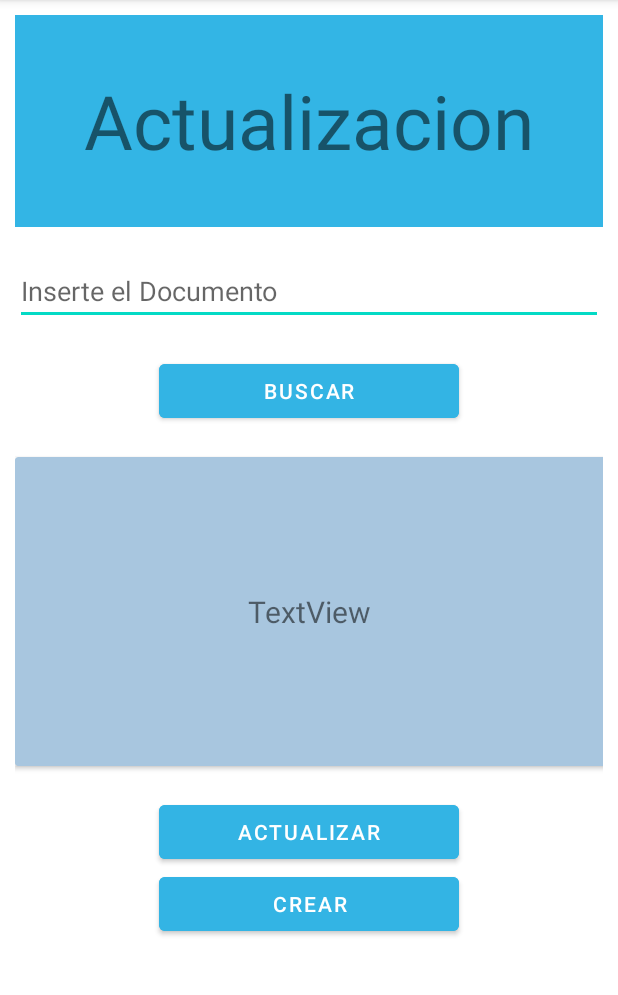
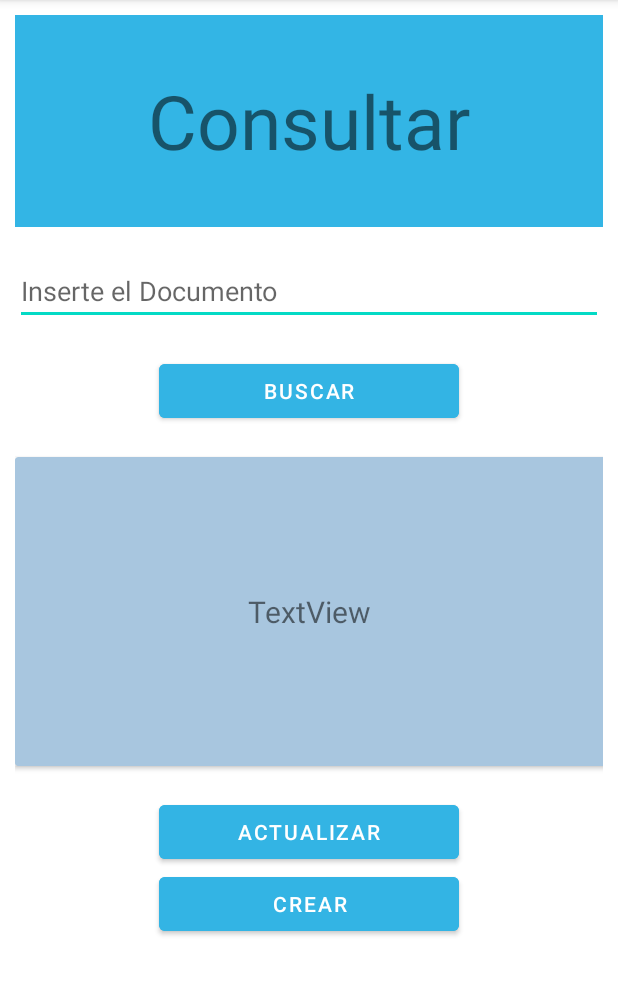
Before and after one commit to v4roah1994/Service, an Android app: the screen it shows after launch (MainActivity), after a tap on "BUSCAR", on a phone screen of 412 x 824 dp, the part 84-1079 px from its top. Run offline under Robolectric (Android 15) with nearby library versions, the phone set to English and light mode, and no system bars.

```diff
--- a/app/src/main/java/com/example/buscadorpersonas/MainActivity.java
+++ b/app/src/main/java/com/example/buscadorpersonas/MainActivity.java
@@ -3,10 +3,12 @@ package com.example.buscadorpersonas;
 import androidx.appcompat.app.AppCompatActivity;
 
 import android.annotation.SuppressLint;
+import android.content.Intent;
 import android.os.Bundle;
 import android.widget.Button;
 import android.widget.EditText;
 import android.widget.TextView;
+import android.widget.Toast;
 
 import com.example.buscadorpersonas.services.InfoServices;
 import com.example.buscadorpersonas.services.dataResponse.InfoResponse;
@@ -18,7 +20,7 @@ import retrofit2.Response;
 public class MainActivity extends AppCompatActivity {
 
     EditText  txtDocumento;
-    Button btnBuscar;
+    Button btnBuscar,btnActualizar, btnCrear;
     TextView txtMostar;
 
     @SuppressLint("MissingInflatedId")
@@ -30,11 +32,26 @@ public class MainActivity extends AppCompatActivity {
         txtDocumento = findViewById(R.id.eTxtDocumentoB);
         btnBuscar = findViewById(R.id.btnBuscar);
         txtMostar = findViewById(R.id.txtVMostrar);
+        btnActualizar = findViewById(R.id.btnActualizar);
+        btnCrear = findViewById(R.id.btnCrear);
+
 
         btnBuscar.setOnClickListener(view -> {
+            if (txtDocumento.getText().toString().isEmpty()){
+                Toast.makeText(this, "Ingrese el documento para la consulta", Toast.LENGTH_LONG).show();
+            }else{
+                consultar();
+            }
 
-            Consulta();
 
+        });
+
+        btnActualizar.setOnClickListener(view -> {
+            actualizar();
+        });
+
+        btnCrear.setOnClickListener(view -> {
+            crear();
         });
 
 
@@ -43,7 +60,7 @@ public class MainActivity extends AppCompatActivity {
 
     }
 
-    private void Consulta() {
+    private void consultar() {
 
         Call<InfoResponse> respInfo = (new InfoServices()).getInfoService();
         respInfo.enqueue(new Callback<InfoResponse>() {
@@ -51,8 +68,6 @@ public class MainActivity extends AppCompatActivity {
             public void onResponse(Call<InfoResponse> call, Response<InfoResponse> response) {
                 InfoResponse r = response.body();
                 System.out.println(r.data.get(0).getNombre());
-
-
             }
 
             @Override
@@ -60,7 +75,22 @@ public class MainActivity extends AppCompatActivity {
 
             }
         });
+    }
 
+
+    private void actualizar(){
+        Intent intent = new Intent(this, ActualizarActivity.class);
+
+
+
+      //  intent.putExtra("NOMBRE", eTxTNom.getText().toString());
+      //  intent.putExtra("CODIGO", eTxTCod.getText().toString());
+
+        startActivity(intent);
+
+    }
+
+    private void crear(){
 
     }
 
--- a/app/src/main/res/layout/activity_main.xml
+++ b/app/src/main/res/layout/activity_main.xml
@@ -14,7 +14,7 @@
         android:layout_width="match_parent"
         android:layout_height="141dp"
         android:background="@android:color/holo_blue_light"
-        android:text="Actualizacion"
+        android:text="Consultar"
         android:textAlignment="center"
         android:gravity="center"
         android:textSize="50sp" />
@@ -24,7 +24,7 @@
         android:layout_width="match_parent"
         android:layout_height="wrap_content"
         android:ems="10"
-        android:inputType="textPersonName"
+        android:inputType="number"
         android:layout_marginTop="20dp"
         android:hint="Inserte el Documento" />
 
```
